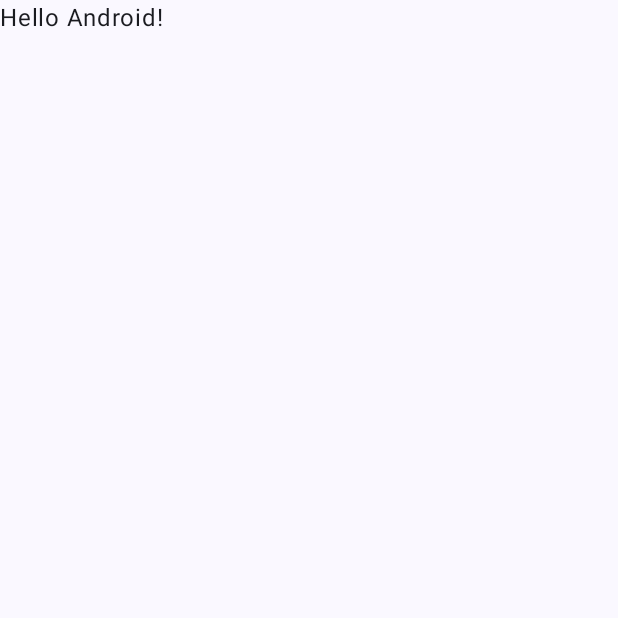
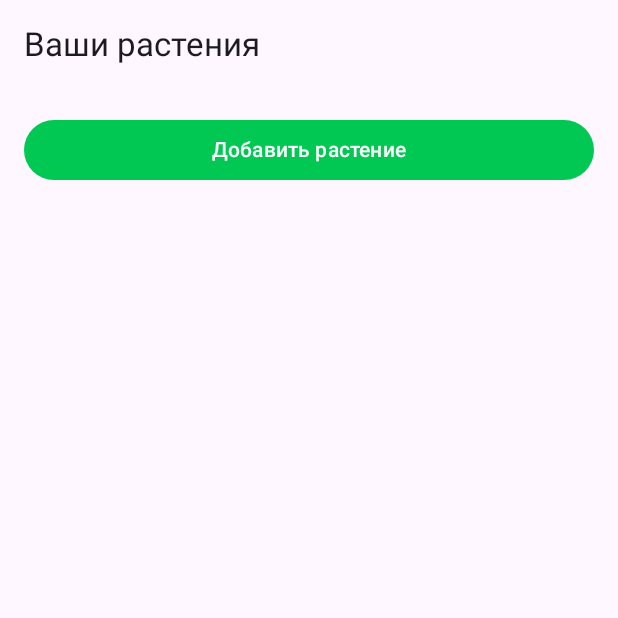
Before and after one commit to KolyanNumberOne/Leafy, an Android app built with Jetpack Compose: the screen it shows after launch (MainActivity), on a phone screen of 412 x 824 dp, the top half of it. Before the commit the part shown is almost empty. Run offline under Robolectric (Android 15) with nearby library versions, the phone set to English and light mode, and no system bars.

Commit message:
first commit

```diff
--- a/app/build.gradle.kts
+++ b/app/build.gradle.kts
@@ -50,11 +50,11 @@ android {
 }
 
 dependencies {
-
+    implementation ("androidx.lifecycle:lifecycle-viewmodel-compose:2.8.6")
     implementation("androidx.core:core-ktx:1.13.1")
     implementation("androidx.lifecycle:lifecycle-runtime-ktx:2.8.6")
     implementation("androidx.activity:activity-compose:1.9.2")
-    implementation(platform("androidx.compose:compose-bom:2023.03.00"))
+    implementation(platform("androidx.compose:compose-bom:2024.09.03"))
     implementation("androidx.compose.ui:ui")
     implementation("androidx.compose.ui:ui-graphics")
     implementation("androidx.compose.ui:ui-tooling-preview")
@@ -62,7 +62,7 @@ dependencies {
     testImplementation("junit:junit:4.13.2")
     androidTestImplementation("androidx.test.ext:junit:1.2.1")
     androidTestImplementation("androidx.test.espresso:espresso-core:3.6.1")
-    androidTestImplementation(platform("androidx.compose:compose-bom:2023.03.00"))
+    androidTestImplementation(platform("androidx.compose:compose-bom:2024.09.03"))
     androidTestImplementation("androidx.compose.ui:ui-test-junit4")
     debugImplementation("androidx.compose.ui:ui-tooling")
     debugImplementation("androidx.compose.ui:ui-test-manifest")
--- a/app/src/main/java/com/example/leafy/MainActivity.kt
+++ b/app/src/main/java/com/example/leafy/MainActivity.kt
@@ -3,26 +3,43 @@ package com.example.leafy
 import android.os.Bundle
 import androidx.activity.ComponentActivity
 import androidx.activity.compose.setContent
+import androidx.compose.foundation.layout.Column
+import androidx.compose.foundation.layout.Spacer
 import androidx.compose.foundation.layout.fillMaxSize
+import androidx.compose.foundation.layout.fillMaxWidth
+import androidx.compose.foundation.layout.height
+import androidx.compose.foundation.layout.padding
+import androidx.compose.foundation.lazy.LazyColumn
+import androidx.compose.foundation.lazy.items
+import androidx.compose.material3.Button
+import androidx.compose.material3.Card
+import androidx.compose.material3.CardDefaults
+import androidx.compose.material3.CardElevation
 import androidx.compose.material3.MaterialTheme
 import androidx.compose.material3.Surface
 import androidx.compose.material3.Text
 import androidx.compose.runtime.Composable
+import androidx.compose.runtime.collectAsState
+import androidx.compose.runtime.getValue
+import androidx.compose.runtime.mutableStateOf
+import androidx.compose.runtime.remember
+import androidx.compose.runtime.setValue
 import androidx.compose.ui.Modifier
 import androidx.compose.ui.tooling.preview.Preview
-import com.example.leafy.ui.theme.LeafyTheme
+import androidx.compose.ui.unit.dp
+import androidx.lifecycle.viewmodel.compose.viewModel
+import com.example.leafy.ui.theme.PlantGuideTheme
+import kotlinx.coroutines.flow.MutableStateFlow
+import kotlinx.coroutines.flow.StateFlow
+import kotlinx.coroutines.flow.asStateFlow
 
 class MainActivity : ComponentActivity() {
     override fun onCreate(savedInstanceState: Bundle?) {
         super.onCreate(savedInstanceState)
         setContent {
-            LeafyTheme {
-                // A surface container using the 'background' color from the theme
-                Surface(
-                    modifier = Modifier.fillMaxSize(),
-                    color = MaterialTheme.colorScheme.background
-                ) {
-                    Greeting("Android")
+            PlantGuideTheme {
+                Surface(color = MaterialTheme.colorScheme.background) {
+                    PlantListScreen()
                 }
             }
         }
@@ -30,17 +47,59 @@ class MainActivity : ComponentActivity() {
 }
 
 @Composable
-fun Greeting(name: String, modifier: Modifier = Modifier) {
-    Text(
-        text = "Hello $name!",
-        modifier = modifier
-    )
+fun PlantListScreen(plantViewModel: PlantViewModel = viewModel()) {
+    val plants by plantViewModel.allPlants.collectAsState(initial = emptyList())
+    var showDialog by remember { mutableStateOf(false) }
+
+    Column(
+        modifier = Modifier
+            .fillMaxSize()
+            .padding(16.dp)
+    ) {
+        Text("Ваши растения", style = MaterialTheme.typography.titleLarge)
+        Spacer(modifier = Modifier.height(16.dp))
+
+        LazyColumn {
+            items(plants) { plant ->
+                PlantItem(plant = plant)
+            }
+        }
+
+        Spacer(modifier = Modifier.height(16.dp))
+        Button(
+            onClick = { showDialog = true },
+            modifier = Modifier.fillMaxWidth()
+        ) {
+            Text("Добавить растение")
+        }
+    }
+    if (showDialog) {
+        AddPlantScreen(onPlantAdded = { newPlant ->
+            plantViewModel.addPlant(newPlant)
+            showDialog = false
+        })
+    }
+
+}
+
+@Composable
+fun PlantItem(plant: Plant) {
+    Card(
+        modifier = Modifier
+            .fillMaxWidth()
+            .padding(8.dp),
+        elevation = CardDefaults.cardElevation(4.dp)
+    ) {
+        Column(modifier = Modifier.padding(16.dp)) {
+            Text(plant.name, style = MaterialTheme.typography.titleMedium)
+            Text("Освещение: ${plant.light}")
+            Text("Полив раз в ${plant.wateringFrequency} дней")
+        }
+    }
 }
 
 @Preview(showBackground = true)
 @Composable
-fun GreetingPreview() {
-    LeafyTheme {
-        Greeting("Android")
-    }
+fun pre(){
+    PlantListScreen()
 }
--- /dev/null
+++ b/app/src/main/java/com/example/leafy/PlantViewModel.kt
@@ -0,0 +1,16 @@
+package com.example.leafy
+
+import androidx.lifecycle.ViewModel
+import kotlinx.coroutines.flow.MutableStateFlow
+import kotlinx.coroutines.flow.StateFlow
+import kotlinx.coroutines.flow.asStateFlow
+
+class PlantViewModel : ViewModel() {
+    private val _allPlants = MutableStateFlow(listOf<Plant>())
+    val allPlants: StateFlow<List<Plant>> = _allPlants.asStateFlow()
+
+    fun addPlant(newPlant: Plant) {
+
+        _allPlants.value = _allPlants.value + newPlant
+    }
+}
--- a/app/src/main/java/com/example/leafy/ui/theme/Color.kt
+++ b/app/src/main/java/com/example/leafy/ui/theme/Color.kt
@@ -6,6 +6,8 @@ val Purple80 = Color(0xFFD0BCFF)
 val PurpleGrey80 = Color(0xFFCCC2DC)
 val Pink80 = Color(0xFFEFB8C8)
 
-val Purple40 = Color(0xFF6650a4)
-val PurpleGrey40 = Color(0xFF625b71)
-val Pink40 = Color(0xFF7D5260)
+
+
+val Green200 = Color(0xFF69F0AE)
+val Green500 = Color(0xFF00C853)
+val Teal200 = Color(0xFF03DAC5)
--- a/app/src/main/java/com/example/leafy/ui/theme/Theme.kt
+++ b/app/src/main/java/com/example/leafy/ui/theme/Theme.kt
@@ -1,70 +1,46 @@
 package com.example.leafy.ui.theme
 
-import android.app.Activity
-import android.os.Build
 import androidx.compose.foundation.isSystemInDarkTheme
 import androidx.compose.material3.MaterialTheme
 import androidx.compose.material3.darkColorScheme
-import androidx.compose.material3.dynamicDarkColorScheme
-import androidx.compose.material3.dynamicLightColorScheme
 import androidx.compose.material3.lightColorScheme
 import androidx.compose.runtime.Composable
-import androidx.compose.runtime.SideEffect
-import androidx.compose.ui.graphics.toArgb
-import androidx.compose.ui.platform.LocalContext
-import androidx.compose.ui.platform.LocalView
-import androidx.core.view.WindowCompat
+import androidx.compose.foundation.shape.RoundedCornerShape
+import androidx.compose.material3.Shapes
+import androidx.compose.ui.unit.dp
 
-private val DarkColorScheme = darkColorScheme(
-    primary = Purple80,
-    secondary = PurpleGrey80,
-    tertiary = Pink80
+private val DarkColorPalette = darkColorScheme(
+    primary = Green200,
+    secondary = Teal200
 )
 
-private val LightColorScheme = lightColorScheme(
-    primary = Purple40,
-    secondary = PurpleGrey40,
-    tertiary = Pink40
-
-    /* Other default colors to override
-    background = Color(0xFFFFFBFE),
-    surface = Color(0xFFFFFBFE),
-    onPrimary = Color.White,
-    onSecondary = Color.White,
-    onTertiary = Color.White,
-    onBackground = Color(0xFF1C1B1F),
-    onSurface = Color(0xFF1C1B1F),
-    */
+private val LightColorPalette = lightColorScheme(
+    primary = Green500,
+    secondary = Teal200
 )
 
+private val Shapes = Shapes(
+    small = RoundedCornerShape(4.dp),
+    medium = RoundedCornerShape(4.dp),
+    large = RoundedCornerShape(0.dp)
+)
+
+
 @Composable
-fun LeafyTheme(
+fun PlantGuideTheme(
     darkTheme: Boolean = isSystemInDarkTheme(),
-    // Dynamic color is available on Android 12+
-    dynamicColor: Boolean = true,
     content: @Composable () -> Unit
 ) {
-    val colorScheme = when {
-        dynamicColor && Build.VERSION.SDK_INT >= Build.VERSION_CODES.S -> {
-            val context = LocalContext.current
-            if (darkTheme) dynamicDarkColorScheme(context) else dynamicLightColorScheme(context)
-        }
-
-        darkTheme -> DarkColorScheme
-        else -> LightColorScheme
-    }
-    val view = LocalView.current
-    if (!view.isInEditMode) {
-        SideEffect {
-            val window = (view.context as Activity).window
-            window.statusBarColor = colorScheme.primary.toArgb()
-            WindowCompat.getInsetsController(window, view).isAppearanceLightStatusBars = darkTheme
-        }
+    val colors = if (darkTheme) {
+        DarkColorPalette
+    } else {
+        LightColorPalette
     }
 
     MaterialTheme(
-        colorScheme = colorScheme,
+        colorScheme = colors,
         typography = Typography,
+        shapes = Shapes,
         content = content
     )
 }
```
Also changed, not shown: app/src/main/java/com/example/leafy/AddPlantScreen.kt (added, +65 -0 lines), app/src/main/java/com/example/leafy/Plant.kt (added, +7 -0 lines).
